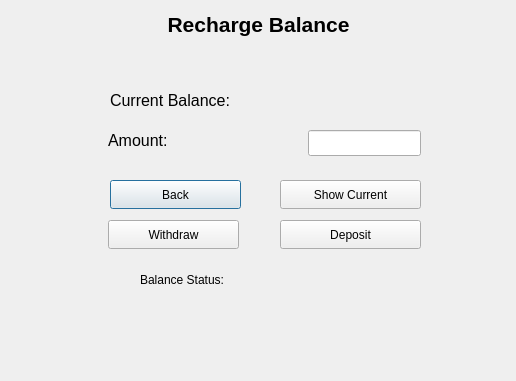
Above: rechargebalancewindow.ui from KirolousFouty/Hospital_Project before the change. Below: the same form after it.
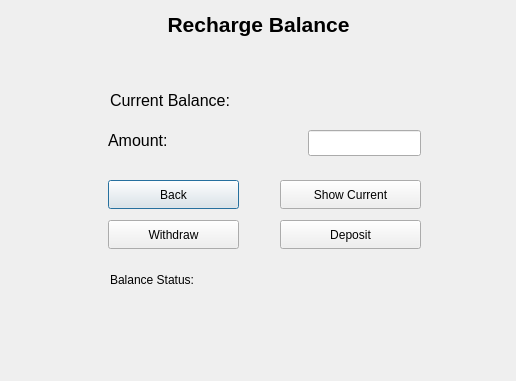
That is the form after the change.

What changed in the file:
```diff
--- a/rechargebalancewindow.ui
+++ b/rechargebalancewindow.ui
@@ -49,7 +49,7 @@
   <widget class="QPushButton" name="backButton">
    <property name="geometry">
     <rect>
-     <x>110</x>
+     <x>108</x>
      <y>180</y>
      <width>131</width>
      <height>29</height>
@@ -110,9 +110,9 @@
   <widget class="QLabel" name="balanceStatusDisplay">
    <property name="geometry">
     <rect>
-     <x>140</x>
+     <x>110</x>
      <y>270</y>
-     <width>231</width>
+     <width>311</width>
      <height>20</height>
     </rect>
    </property>
```
